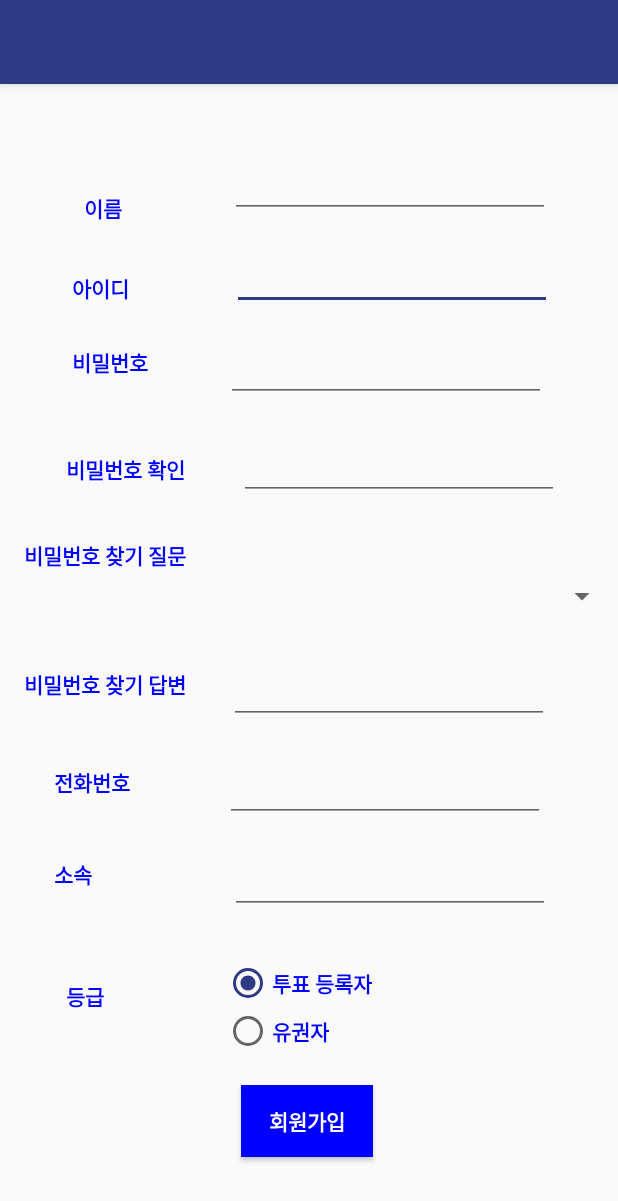
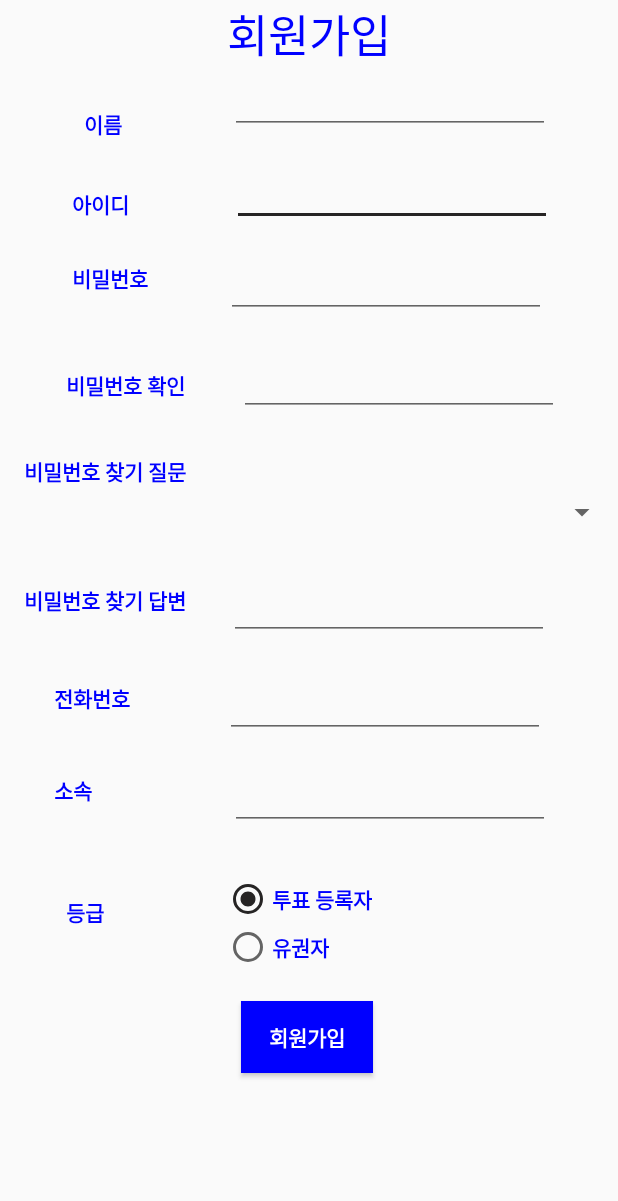
Before and after one commit to ghdrlgus96/BoteSystem, an Android app: the RegisterActivity screen opened directly, with no data from a screen before it, on a phone screen of 412 x 824 dp. Shown: the top 1201 px of the screen. Run offline under Robolectric (Android 15) with nearby library versions, the phone set to English and light mode, and no system bars; our stand-ins replace Volley; network calls fail.

Commit message:
ui살짝 변경

```diff
--- a/app/src/main/res/layout/activity_register.xml
+++ b/app/src/main/res/layout/activity_register.xml
@@ -183,4 +183,10 @@
             android:fontFamily="sans-serif-black" android:textColor="#0000FF" android:layout_marginStart="44dp"
             app:layout_constraintStart_toStartOf="parent" android:layout_marginTop="60dp"
             app:layout_constraintTop_toBottomOf="@+id/regClass"/>
+    <TextView
+            android:text="회원가입"
+            android:layout_width="match_parent"
+            android:layout_height="40dp" tools:layout_editor_absoluteY="1dp"
+            tools:layout_editor_absoluteX="-4dp" android:id="@+id/textView5" android:gravity="center"
+            android:textSize="30sp" android:textColor="#0000FF"/>
 </android.support.constraint.ConstraintLayout>
--- a/app/src/main/res/values/colors.xml
+++ b/app/src/main/res/values/colors.xml
@@ -1,6 +1,6 @@
 <?xml version="1.0" encoding="utf-8"?>
 <resources>
-    <color name="colorPrimary">#2E3A85</color>
-    <color name="colorPrimaryDark">#2E3A85</color>
-    <color name="colorAccent">#2E3A85</color>
+    <color name="colorPrimary">#262424</color>
+    <color name="colorPrimaryDark">#262424</color>
+    <color name="colorAccent">#262424</color>
 </resources>
--- a/app/src/main/res/values/styles.xml
+++ b/app/src/main/res/values/styles.xml
@@ -1,7 +1,7 @@
 <resources>
 
     <!-- Base application theme. -->
-    <style name="AppTheme" parent="Theme.AppCompat.Light.DarkActionBar">
+    <style name="AppTheme" parent="Theme.AppCompat.Light.NoActionBar">
         <!-- Customize your theme here. -->
         <item name="colorPrimary">@color/colorPrimary</item>
         <item name="colorPrimaryDark">@color/colorPrimaryDark</item>
```
Also changed, not shown: app/src/main/res/layout/activity_login.xml (+12 -10 lines).
